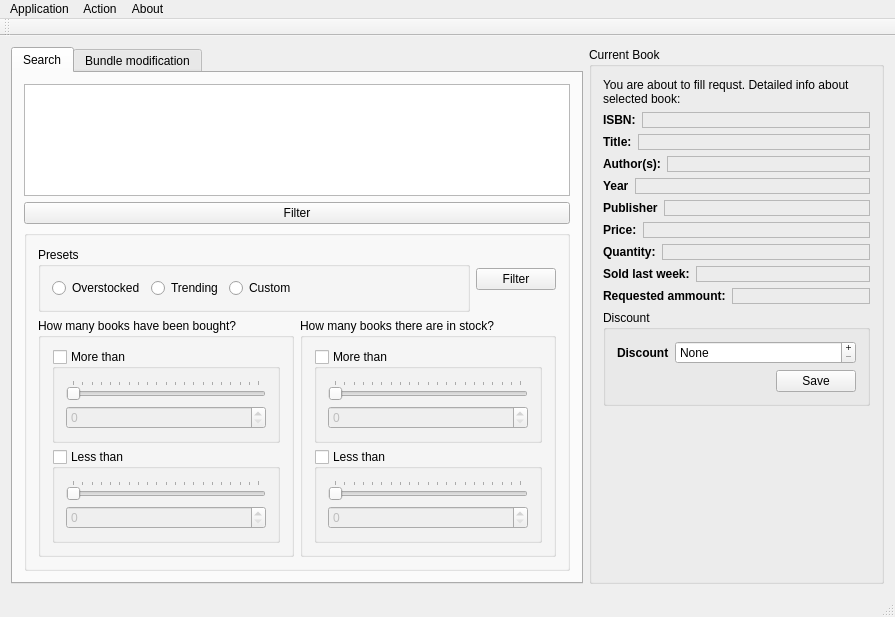
MPogoda/bookstore_clerk, file mainwindow.ui: the form before one commit.
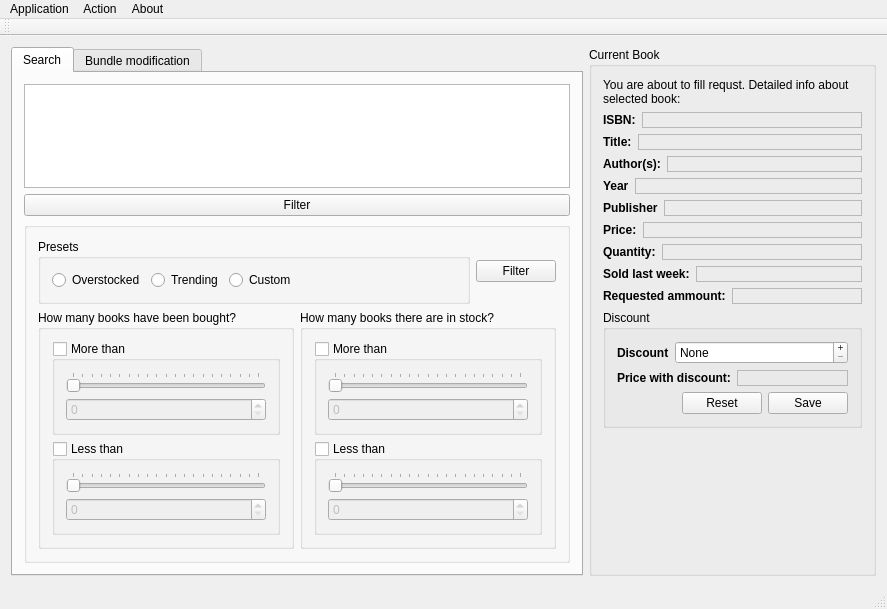
The form after the commit.

Commit message:
+ removeBookFromBundle action.
+ resetDiscountPrice

+ saveDiscountPrince

What changed in the file:
```diff
--- a/mainwindow.ui
+++ b/mainwindow.ui
@@ -6,8 +6,8 @@
    <rect>
     <x>0</x>
     <y>0</y>
-    <width>895</width>
-    <height>617</height>
+    <width>887</width>
+    <height>609</height>
    </rect>
   </property>
   <property name="windowTitle">
@@ -919,6 +919,42 @@
             </item>
            </layout>
           </item>
+          <item>
+           <layout class="QHBoxLayout" name="horizontalLayout_20">
+            <item>
+             <widget class="QLabel" name="label_15">
+              <property name="sizePolicy">
+               <sizepolicy hsizetype="Maximum" vsizetype="Preferred">
+                <horstretch>0</horstretch>
+                <verstretch>0</verstretch>
+               </sizepolicy>
+              </property>
+              <property name="font">
+               <font>
+                <weight>75</weight>
+                <bold>true</bold>
+               </font>
+              </property>
+              <property name="text">
+               <string>Price with discount:</string>
+              </property>
+             </widget>
+            </item>
+            <item>
+             <widget class="QLabel" name="discountedPriceLabel">
+              <property name="frameShape">
+               <enum>QFrame::StyledPanel</enum>
+              </property>
+              <property name="text">
+               <string/>
+              </property>
+              <property name="textFormat">
+               <enum>Qt::PlainText</enum>
+              </property>
+             </widget>
+            </item>
+           </layout>
+          </item>
           <item>
            <layout class="QHBoxLayout" name="horizontalLayout_13">
             <item>
@@ -935,7 +971,14 @@
              </spacer>
             </item>
             <item>
-             <widget class="QPushButton" name="saveBundledBook">
+             <widget class="QPushButton" name="resetDiscountButton">
+              <property name="text">
+               <string>Reset</string>
+              </property>
+             </widget>
+            </item>
+            <item>
+             <widget class="QPushButton" name="saveDiscountButton">
               <property name="text">
                <string>Save</string>
               </property>
@@ -969,7 +1012,7 @@
     <rect>
      <x>0</x>
      <y>0</y>
-     <width>895</width>
+     <width>887</width>
      <height>25</height>
     </rect>
    </property>
```
Left out of the diff: 3 changed lines with no effect on the pictures. The commit also changes 2 other files.
